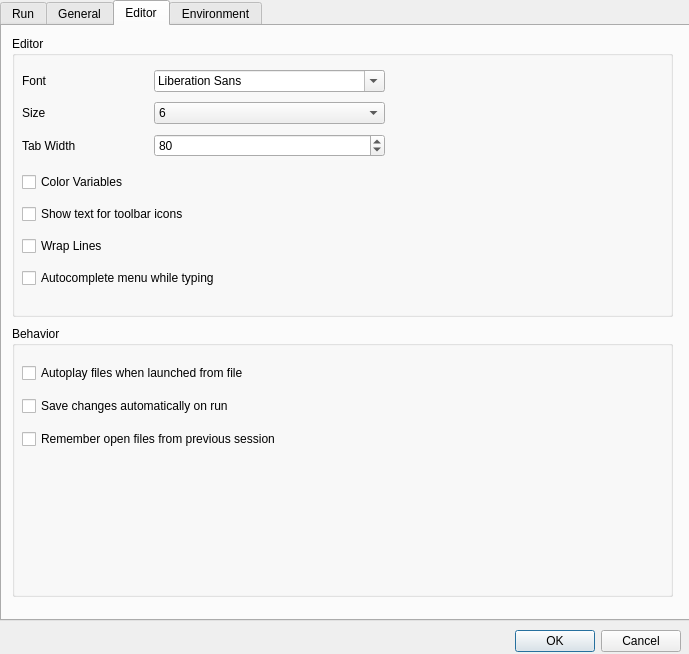
Qt form src/configdialog.ui (CsoundQt/CsoundQt) before a commit.
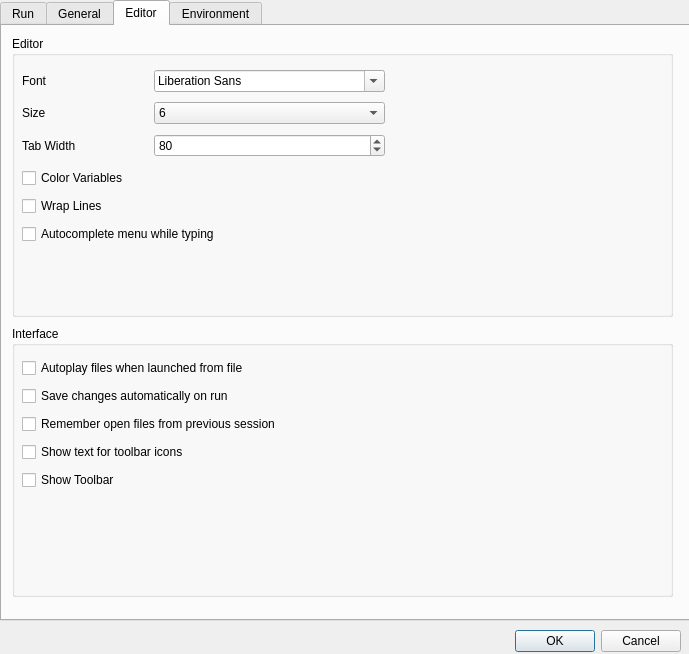
The same form after that commit. The open tabs and pages were chosen to show the change.

Commit message: Work on implementation of widget presets Implemented setting of minimum and maximum values for controller widget Added option to hide toolbar Some cleanup

What changed in the file:
```diff
--- a/src/configdialog.ui
+++ b/src/configdialog.ui
@@ -1187,7 +1187,7 @@
         <x>10</x>
         <y>130</y>
         <width>641</width>
-        <height>131</height>
+        <height>81</height>
        </rect>
       </property>
       <layout class="QVBoxLayout" name="_3">
@@ -1201,13 +1201,6 @@
          </property>
         </widget>
        </item>
-       <item>
-        <widget class="QCheckBox" name="iconTextCheckBox">
-         <property name="text">
-          <string>Show text for toolbar icons</string>
-         </property>
-        </widget>
-       </item>
        <item>
         <widget class="QCheckBox" name="wrapLinesCheckBox">
          <property name="text">
@@ -1235,7 +1228,7 @@
       </rect>
      </property>
      <property name="title">
-      <string>Behavior</string>
+      <string>Interface</string>
      </property>
      <widget class="QWidget" name="layoutWidget">
       <property name="geometry">
@@ -1243,7 +1236,7 @@
         <x>10</x>
         <y>30</y>
         <width>641</width>
-        <height>101</height>
+        <height>141</height>
        </rect>
       </property>
       <layout class="QVBoxLayout" name="verticalLayout">
@@ -1274,6 +1267,20 @@
          </property>
         </widget>
        </item>
+       <item>
+        <widget class="QCheckBox" name="iconTextCheckBox">
+         <property name="text">
+          <string>Show text for toolbar icons</string>
+         </property>
+        </widget>
+       </item>
+       <item>
+        <widget class="QCheckBox" name="toolbarCheckBox">
+         <property name="text">
+          <string>Show Toolbar</string>
+         </property>
+        </widget>
+       </item>
       </layout>
      </widget>
     </widget>
```
Left out of the diff: 2 changed lines with no effect on the pictures. The commit also changes 3 other files.
